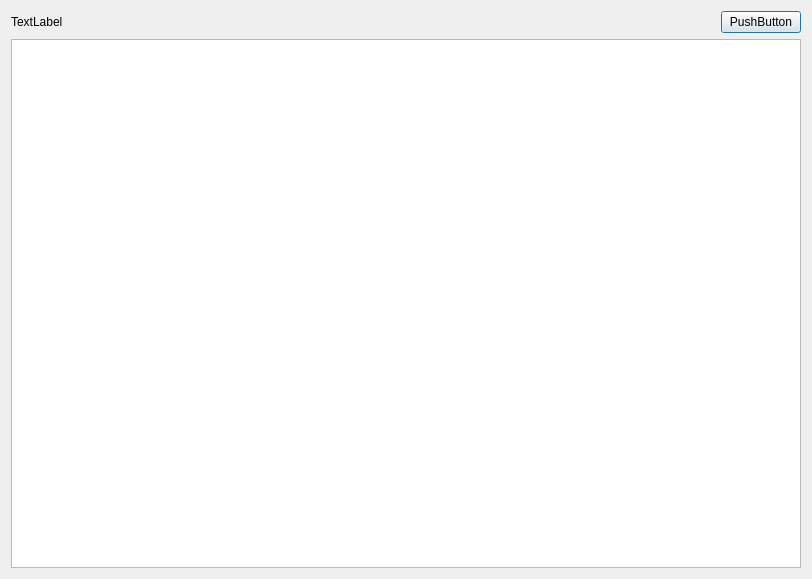
Old version of the form Quant/StockFundament_Dialog.ui in the repository MrXiangVip/Quant.
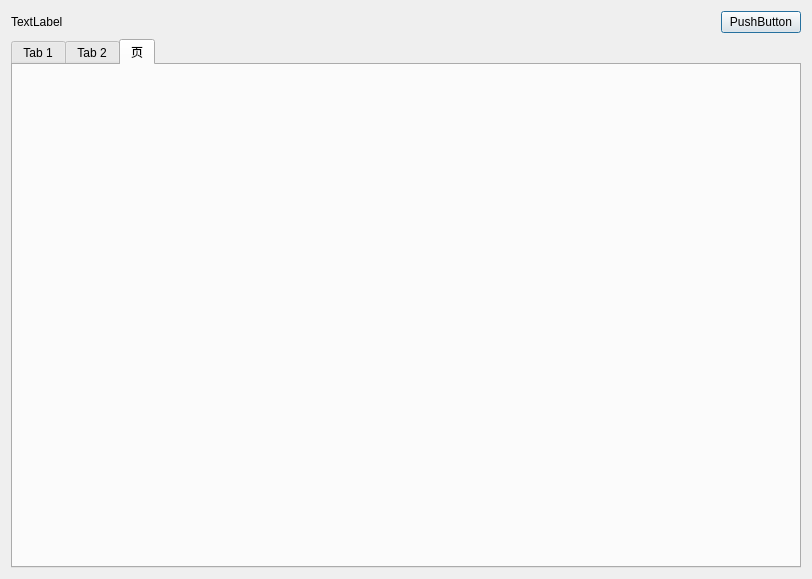
New version of the form.

Patch:
```diff
--- a/Quant/StockFundament_Dialog.ui
+++ b/Quant/StockFundament_Dialog.ui
@@ -48,7 +48,26 @@
       </layout>
      </item>
      <item>
-      <widget class="QTableWidget" name="tableWidget"/>
+      <widget class="QTabWidget" name="tabWidget">
+       <property name="currentIndex">
+        <number>2</number>
+       </property>
+       <widget class="QWidget" name="tab">
+        <attribute name="title">
+         <string>Tab 1</string>
+        </attribute>
+       </widget>
+       <widget class="QWidget" name="tab_2">
+        <attribute name="title">
+         <string>Tab 2</string>
+        </attribute>
+       </widget>
+       <widget class="QWidget" name="tab_3">
+        <attribute name="title">
+         <string>页</string>
+        </attribute>
+       </widget>
+      </widget>
      </item>
     </layout>
    </item>
```
